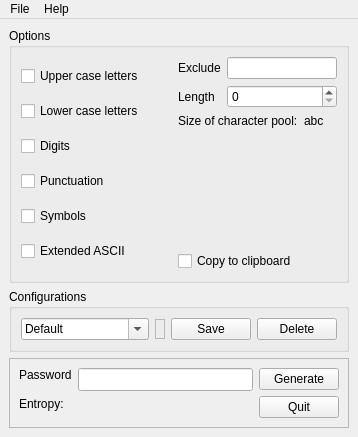
Before: the Qt Designer form mainwindow.ui in TimAllman/Password-Beaver, drawn with Qt 5.
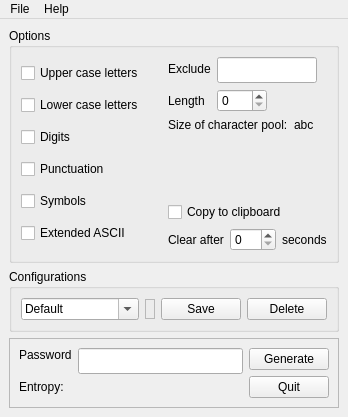
After: the same form once the commit is applied. Icons and pictures are not drawn. Custom widgets are drawn as their Qt base class.

Commit message: Added clipboard clearing.

```diff
--- a/mainwindow.ui
+++ b/mainwindow.ui
@@ -6,8 +6,8 @@
    <rect>
     <x>0</x>
     <y>0</y>
-    <width>358</width>
-    <height>437</height>
+    <width>348</width>
+    <height>417</height>
    </rect>
   </property>
   <property name="sizePolicy">
@@ -24,13 +24,13 @@
     <normaloff>:/icons/scalable/beaver.svg</normaloff>:/icons/scalable/beaver.svg</iconset>
   </property>
   <widget class="QWidget" name="centralwidget">
-   <layout class="QVBoxLayout" name="verticalLayout_5">
+   <layout class="QVBoxLayout" name="verticalLayout_4">
     <item>
      <widget class="QGroupBox" name="groupBox_2">
       <property name="title">
        <string>Options</string>
       </property>
-      <layout class="QHBoxLayout" name="horizontalLayout_4">
+      <layout class="QHBoxLayout" name="horizontalLayout_5">
        <item>
         <layout class="QVBoxLayout" name="verticalLayout">
          <item>
@@ -111,8 +111,6 @@
         </layout>
        </item>
        <item>
-        <layout class="QVBoxLayout" name="verticalLayout_4">
-         <item>
           <layout class="QVBoxLayout" name="verticalLayout_3">
            <item>
             <layout class="QFormLayout" name="formLayout">
@@ -123,6 +121,40 @@
                </property>
               </widget>
              </item>
+           <item row="0" column="1">
+            <widget class="QLineEdit" name="excludeCharsLineEdit">
+             <property name="sizePolicy">
+              <sizepolicy hsizetype="Fixed" vsizetype="Fixed">
+               <horstretch>0</horstretch>
+               <verstretch>0</verstretch>
+              </sizepolicy>
+             </property>
+             <property name="maximumSize">
+              <size>
+               <width>100</width>
+               <height>16777215</height>
+              </size>
+             </property>
+             <property name="font">
+              <font>
+               <family>Courier</family>
+               <pointsize>11</pointsize>
+               <weight>75</weight>
+               <bold>true</bold>
+               <kerning>false</kerning>
+              </font>
+             </property>
+             <property name="toolTip">
+              <string>&lt;html&gt;&lt;head/&gt;&lt;body&gt;&lt;p&gt;Exclude the characters entered here.&lt;/p&gt;&lt;/body&gt;&lt;/html&gt;</string>
+             </property>
+             <property name="text">
+              <string/>
+             </property>
+             <property name="clearButtonEnabled">
+              <bool>true</bool>
+             </property>
+            </widget>
+           </item>
              <item row="1" column="0">
               <widget class="QLabel" name="label_3">
                <property name="text">
@@ -133,11 +165,17 @@
              <item row="1" column="1">
               <widget class="QSpinBox" name="passwordLengthSpinBox">
                <property name="sizePolicy">
-                <sizepolicy hsizetype="Preferred" vsizetype="Fixed">
+              <sizepolicy hsizetype="Fixed" vsizetype="Fixed">
                  <horstretch>0</horstretch>
                  <verstretch>0</verstretch>
                 </sizepolicy>
                </property>
+             <property name="maximumSize">
+              <size>
+               <width>50</width>
+               <height>16777215</height>
+              </size>
+             </property>
                <property name="toolTip">
                 <string>&lt;html&gt;&lt;head/&gt;&lt;body&gt;&lt;p&gt;Set the length of the password - 8-99.&lt;/p&gt;&lt;/body&gt;&lt;/html&gt;</string>
                </property>
@@ -146,22 +184,6 @@
                </property>
               </widget>
              </item>
-             <item row="0" column="1">
-              <widget class="QLineEdit" name="excludeCharsLineEdit">
-               <property name="sizePolicy">
-                <sizepolicy hsizetype="Preferred" vsizetype="Fixed">
-                 <horstretch>0</horstretch>
-                 <verstretch>0</verstretch>
-                </sizepolicy>
-               </property>
-               <property name="toolTip">
-                <string>&lt;html&gt;&lt;head/&gt;&lt;body&gt;&lt;p&gt;Exclude the characters entered here.&lt;/p&gt;&lt;/body&gt;&lt;/html&gt;</string>
-               </property>
-               <property name="clearButtonEnabled">
-                <bool>true</bool>
-               </property>
-              </widget>
-             </item>
             </layout>
            </item>
            <item>
@@ -194,8 +216,6 @@
              </item>
             </layout>
            </item>
-          </layout>
-         </item>
          <item>
           <spacer name="verticalSpacer">
            <property name="orientation">
@@ -219,6 +239,46 @@
            </property>
           </widget>
          </item>
+         <item>
+          <layout class="QHBoxLayout" name="horizontalLayout_4">
+           <item>
+            <layout class="QFormLayout" name="formLayout_3">
+             <item row="0" column="0">
+              <widget class="QLabel" name="label_6">
+               <property name="sizePolicy">
+                <sizepolicy hsizetype="Maximum" vsizetype="Preferred">
+                 <horstretch>0</horstretch>
+                 <verstretch>0</verstretch>
+                </sizepolicy>
+               </property>
+               <property name="text">
+                <string>Clear after</string>
+               </property>
+               <property name="buddy">
+                <cstring>label_6</cstring>
+               </property>
+              </widget>
+             </item>
+             <item row="0" column="1">
+              <widget class="QSpinBox" name="clipboardClearTimeSpinBox"/>
+             </item>
+            </layout>
+           </item>
+           <item>
+            <widget class="QLabel" name="label_7">
+             <property name="sizePolicy">
+              <sizepolicy hsizetype="Fixed" vsizetype="Preferred">
+               <horstretch>0</horstretch>
+               <verstretch>0</verstretch>
+              </sizepolicy>
+             </property>
+             <property name="text">
+              <string>seconds</string>
+             </property>
+            </widget>
+           </item>
+          </layout>
+         </item>
         </layout>
        </item>
       </layout>
@@ -342,12 +402,18 @@
            <property name="font">
             <font>
              <family>Courier</family>
+             <pointsize>11</pointsize>
+             <weight>75</weight>
+             <bold>true</bold>
              <kerning>false</kerning>
             </font>
            </property>
            <property name="toolTip">
             <string>&lt;html&gt;&lt;head/&gt;&lt;body&gt;&lt;p&gt;The generated password.&lt;/p&gt;&lt;/body&gt;&lt;/html&gt;</string>
            </property>
+           <property name="text">
+            <string/>
+           </property>
            <property name="readOnly">
             <bool>true</bool>
            </property>
@@ -436,7 +502,7 @@
     <rect>
      <x>0</x>
      <y>0</y>
-     <width>358</width>
+     <width>348</width>
      <height>22</height>
     </rect>
    </property>
```
Left out of the diff: 10 changed lines with no effect on the pictures. Lines whose indentation alone changed are shown as unchanged. The commit also changes 7 other files.
